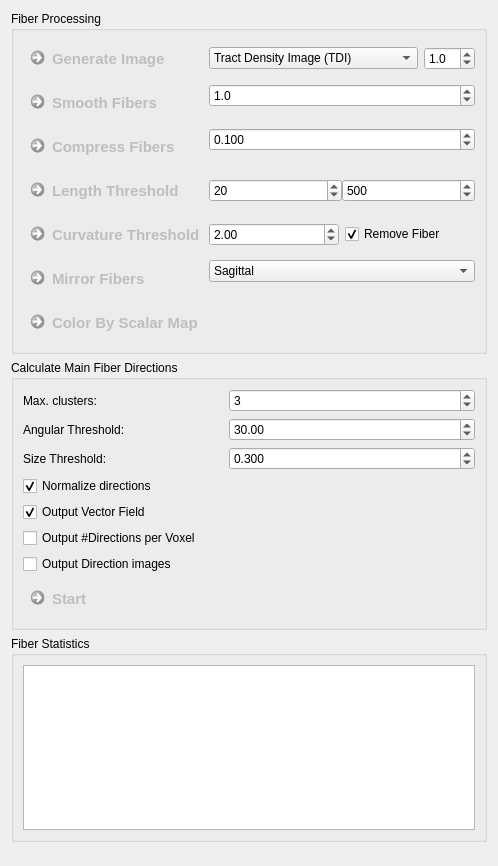
Above: Plugins/org.mitk.gui.qt.diffusionimaging/src/internal/QmitkFiberProcessingViewControls.ui from MITK/MITK before the change. Below: the same form after it.
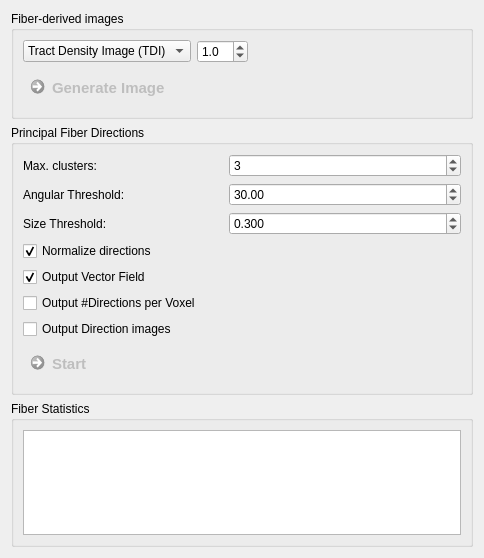
That is the form after the change.

Commit message: reordered functionality. todo: renaming, selection indicator and keywords

```diff
--- a/Plugins/org.mitk.gui.qt.diffusionimaging/src/internal/QmitkFiberProcessingViewControls.ui
+++ b/Plugins/org.mitk.gui.qt.diffusionimaging/src/internal/QmitkFiberProcessingViewControls.ui
@@ -6,8 +6,8 @@
    <rect>
     <x>0</x>
     <y>0</y>
-    <width>498</width>
-    <height>866</height>
+    <width>484</width>
+    <height>558</height>
    </rect>
   </property>
   <property name="windowTitle">
@@ -30,13 +30,13 @@
    <item row="0" column="0">
     <widget class="QGroupBox" name="groupBox_2">
      <property name="title">
-      <string>Fiber Processing</string>
+      <string>Fiber-derived images</string>
      </property>
      <layout class="QFormLayout" name="formLayout">
       <property name="fieldGrowthPolicy">
        <enum>QFormLayout::AllNonFixedFieldsGrow</enum>
       </property>
-      <item row="3" column="0">
+      <item row="4" column="0">
        <widget class="QCommandLinkButton" name="m_ProcessFiberBundleButton">
         <property name="enabled">
          <bool>false</bool>
@@ -66,8 +66,14 @@
         </property>
        </widget>
       </item>
-      <item row="3" column="1">
+      <item row="3" column="0">
        <widget class="QFrame" name="frame_4">
+        <property name="sizePolicy">
+         <sizepolicy hsizetype="Maximum" vsizetype="Preferred">
+          <horstretch>0</horstretch>
+          <verstretch>0</verstretch>
+         </sizepolicy>
+        </property>
         <property name="frameShape">
          <enum>QFrame::NoFrame</enum>
         </property>
@@ -96,7 +102,7 @@
          <item row="0" column="0">
           <widget class="QComboBox" name="m_GenerationBox">
            <property name="sizePolicy">
-            <sizepolicy hsizetype="Expanding" vsizetype="Fixed">
+            <sizepolicy hsizetype="Maximum" vsizetype="Fixed">
              <horstretch>0</horstretch>
              <verstretch>0</verstretch>
             </sizepolicy>
@@ -135,6 +141,12 @@
          </item>
          <item row="0" column="1">
           <widget class="QDoubleSpinBox" name="m_UpsamplingSpinBox">
+           <property name="sizePolicy">
+            <sizepolicy hsizetype="Maximum" vsizetype="Fixed">
+             <horstretch>0</horstretch>
+             <verstretch>0</verstretch>
+            </sizepolicy>
+           </property>
            <property name="toolTip">
             <string>Upsampling factor</string>
            </property>
@@ -158,373 +170,6 @@
         </layout>
        </widget>
       </item>
-      <item row="4" column="0">
-       <widget class="QCommandLinkButton" name="m_ResampleFibersButton">
-        <property name="enabled">
-         <bool>false</bool>
-        </property>
-        <property name="sizePolicy">
-         <sizepolicy hsizetype="Preferred" vsizetype="Preferred">
-          <horstretch>0</horstretch>
-          <verstretch>0</verstretch>
-         </sizepolicy>
-        </property>
-        <property name="maximumSize">
-         <size>
-          <width>200</width>
-          <height>16777215</height>
-         </size>
-        </property>
-        <property name="font">
-         <font>
-          <pointsize>11</pointsize>
-         </font>
-        </property>
-        <property name="toolTip">
-         <string>Resample fibers using a Kochanek spline interpolation.</string>
-        </property>
-        <property name="text">
-         <string>Smooth Fibers</string>
-        </property>
-       </widget>
-      </item>
-      <item row="6" column="0">
-       <widget class="QCommandLinkButton" name="m_PruneFibersButton">
-        <property name="enabled">
-         <bool>false</bool>
-        </property>
-        <property name="sizePolicy">
-         <sizepolicy hsizetype="Preferred" vsizetype="Preferred">
-          <horstretch>0</horstretch>
-          <verstretch>0</verstretch>
-         </sizepolicy>
-        </property>
-        <property name="maximumSize">
-         <size>
-          <width>200</width>
-          <height>16777215</height>
-         </size>
-        </property>
-        <property name="font">
-         <font>
-          <pointsize>11</pointsize>
-         </font>
-        </property>
-        <property name="toolTip">
-         <string>Remove fibers shorter/longer than the specified length (in mm).</string>
-        </property>
-        <property name="text">
-         <string>Length Threshold</string>
-        </property>
-       </widget>
-      </item>
-      <item row="6" column="1">
-       <widget class="QFrame" name="frame">
-        <property name="frameShape">
-         <enum>QFrame::NoFrame</enum>
-        </property>
-        <property name="frameShadow">
-         <enum>QFrame::Raised</enum>
-        </property>
-        <layout class="QGridLayout" name="gridLayout_6">
-         <property name="leftMargin">
-          <number>0</number>
-         </property>
-         <property name="topMargin">
-          <number>0</number>
-         </property>
-         <property name="rightMargin">
-          <number>0</number>
-         </property>
-         <property name="bottomMargin">
-          <number>0</number>
-         </property>
-         <property name="spacing">
-          <number>0</number>
-         </property>
-         <item row="0" column="0">
-          <widget class="QSpinBox" name="m_PruneFibersSpinBox">
-           <property name="toolTip">
-            <string>Minimum fiber length in mm</string>
-           </property>
-           <property name="minimum">
-            <number>0</number>
-           </property>
-           <property name="maximum">
-            <number>1000</number>
-           </property>
-           <property name="value">
-            <number>20</number>
-           </property>
-          </widget>
-         </item>
-         <item row="0" column="1">
-          <widget class="QSpinBox" name="m_MaxPruneFibersSpinBox">
-           <property name="toolTip">
-            <string>Maximum fiber length in mm</string>
-           </property>
-           <property name="minimum">
-            <number>0</number>
-           </property>
-           <property name="maximum">
-            <number>10000</number>
-           </property>
-           <property name="value">
-            <number>500</number>
-           </property>
-          </widget>
-         </item>
-        </layout>
-       </widget>
-      </item>
-      <item row="7" column="0">
-       <widget class="QCommandLinkButton" name="m_CurvatureThresholdButton">
-        <property name="enabled">
-         <bool>false</bool>
-        </property>
-        <property name="sizePolicy">
-         <sizepolicy hsizetype="Preferred" vsizetype="Preferred">
-          <horstretch>0</horstretch>
-          <verstretch>0</verstretch>
-         </sizepolicy>
-        </property>
-        <property name="maximumSize">
-         <size>
-          <width>200</width>
-          <height>16777215</height>
-         </size>
-        </property>
-        <property name="font">
-         <font>
-          <pointsize>11</pointsize>
-         </font>
-        </property>
-        <property name="toolTip">
-         <string>Remove fibers with a too high curvature</string>
-        </property>
-        <property name="text">
-         <string>Curvature Threshold</string>
-        </property>
-       </widget>
-      </item>
-      <item row="7" column="1">
-       <widget class="QFrame" name="frame_3">
-        <property name="frameShape">
-         <enum>QFrame::NoFrame</enum>
-        </property>
-        <property name="frameShadow">
-         <enum>QFrame::Raised</enum>
-        </property>
-        <layout class="QGridLayout" name="gridLayout_7">
-         <property name="leftMargin">
-          <number>0</number>
-         </property>
-         <property name="topMargin">
-          <number>0</number>
-         </property>
-         <property name="rightMargin">
-          <number>0</number>
-         </property>
-         <property name="bottomMargin">
-          <number>0</number>
-         </property>
-         <property name="horizontalSpacing">
-          <number>6</number>
-         </property>
-         <property name="verticalSpacing">
-          <number>0</number>
-         </property>
-         <item row="0" column="0">
-          <widget class="QDoubleSpinBox" name="m_MinCurvatureRadiusBox">
-           <property name="toolTip">
-            <string>Minimum radius of circle created by three consecutive points of a fiber</string>
-           </property>
-           <property name="maximum">
-            <double>100.000000000000000</double>
-           </property>
-           <property name="singleStep">
-            <double>0.100000000000000</double>
-           </property>
-           <property name="value">
-            <double>2.000000000000000</double>
-           </property>
-          </widget>
-         </item>
-         <item row="0" column="1">
-          <widget class="QCheckBox" name="m_RemoveFiberDueToCurvatureCheckbox">
-           <property name="toolTip">
-            <string>Remove whole fiber if it is exceeding the curvature threshold, otherwise remove only high curvature part.</string>
-           </property>
-           <property name="text">
-            <string>Remove Fiber</string>
-           </property>
-           <property name="checked">
-            <bool>true</bool>
-           </property>
-          </widget>
-         </item>
-        </layout>
-       </widget>
-      </item>
-      <item row="9" column="0">
-       <widget class="QCommandLinkButton" name="m_MirrorFibersButton">
-        <property name="enabled">
-         <bool>false</bool>
-        </property>
-        <property name="sizePolicy">
-         <sizepolicy hsizetype="Preferred" vsizetype="Preferred">
-          <horstretch>0</horstretch>
-          <verstretch>0</verstretch>
-         </sizepolicy>
-        </property>
-        <property name="maximumSize">
-         <size>
-          <width>200</width>
-          <height>16777215</height>
-         </size>
-        </property>
-        <property name="font">
-         <font>
-          <pointsize>11</pointsize>
-         </font>
-        </property>
-        <property name="toolTip">
-         <string>Mirror fibers around specified axis.</string>
-        </property>
-        <property name="text">
-         <string>Mirror Fibers</string>
-        </property>
-       </widget>
-      </item>
-      <item row="9" column="1">
-       <widget class="QComboBox" name="m_AxisSelectionBox">
-        <property name="currentIndex">
-         <number>0</number>
-        </property>
-        <property name="maxVisibleItems">
-         <number>3</number>
-        </property>
-        <property name="maxCount">
-         <number>3</number>
-        </property>
-        <item>
-         <property name="text">
-          <string>Sagittal</string>
-         </property>
-        </item>
-        <item>
-         <property name="text">
-          <string>Coronal</string>
-         </property>
-        </item>
-        <item>
-         <property name="text">
-          <string>Axial</string>
-         </property>
-        </item>
-       </widget>
-      </item>
-      <item row="10" column="0">
-       <widget class="QCommandLinkButton" name="m_FaColorFibersButton">
-        <property name="enabled">
-         <bool>false</bool>
-        </property>
-        <property name="sizePolicy">
-         <sizepolicy hsizetype="Preferred" vsizetype="Preferred">
-          <horstretch>0</horstretch>
-          <verstretch>0</verstretch>
-         </sizepolicy>
-        </property>
-        <property name="maximumSize">
-         <size>
-          <width>200</width>
-          <height>16777215</height>
-         </size>
-        </property>
-        <property name="font">
-         <font>
-          <pointsize>11</pointsize>
-         </font>
-        </property>
-        <property name="toolTip">
-         <string>Apply float image values (0-1) as color coding to the selected fiber bundle.</string>
-        </property>
-        <property name="text">
-         <string>Color By Scalar Map</string>
-        </property>
-       </widget>
-      </item>
-      <item row="4" column="1">
-       <widget class="QDoubleSpinBox" name="m_ResampleFibersSpinBox">
-        <property name="toolTip">
-         <string>Fiber point distance in mm</string>
-        </property>
-        <property name="decimals">
-         <number>1</number>
-        </property>
-        <property name="minimum">
-         <double>0.100000000000000</double>
-        </property>
-        <property name="singleStep">
-         <double>0.100000000000000</double>
-        </property>
-        <property name="value">
-         <double>1.000000000000000</double>
-        </property>
-       </widget>
-      </item>
-      <item row="5" column="0">
-       <widget class="QCommandLinkButton" name="m_CompressFibersButton">
-        <property name="enabled">
-         <bool>false</bool>
-        </property>
-        <property name="sizePolicy">
-         <sizepolicy hsizetype="Preferred" vsizetype="Preferred">
-          <horstretch>0</horstretch>
-          <verstretch>0</verstretch>
-         </sizepolicy>
-        </property>
-        <property name="maximumSize">
-         <size>
-          <width>200</width>
-          <height>16777215</height>
-         </size>
-        </property>
-        <property name="font">
-         <font>
-          <pointsize>11</pointsize>
-         </font>
-        </property>
-        <property name="toolTip">
-         <string>Remove points from fibers with the specified error constraint.</string>
-        </property>
-        <property name="text">
-         <string>Compress Fibers</string>
-        </property>
-       </widget>
-      </item>
-      <item row="5" column="1">
-       <widget class="QDoubleSpinBox" name="m_FiberErrorSpinBox">
-        <property name="toolTip">
-         <string>Allowed error in mm.</string>
-        </property>
-        <property name="decimals">
-         <number>3</number>
-        </property>
-        <property name="minimum">
-         <double>0.000000000000000</double>
-        </property>
-        <property name="maximum">
-         <double>10.000000000000000</double>
-        </property>
-        <property name="singleStep">
-         <double>0.010000000000000</double>
-        </property>
-        <property name="value">
-         <double>0.100000000000000</double>
-        </property>
-       </widget>
-      </item>
      </layout>
     </widget>
    </item>
@@ -555,7 +200,7 @@
    <item row="1" column="0">
     <widget class="QGroupBox" name="groupBox">
      <property name="title">
-      <string>Calculate Main Fiber Directions</string>
+      <string>Principal Fiber Directions</string>
      </property>
      <layout class="QGridLayout" name="gridLayout">
       <item row="1" column="0">
```
The commit also changes 6 other files.
